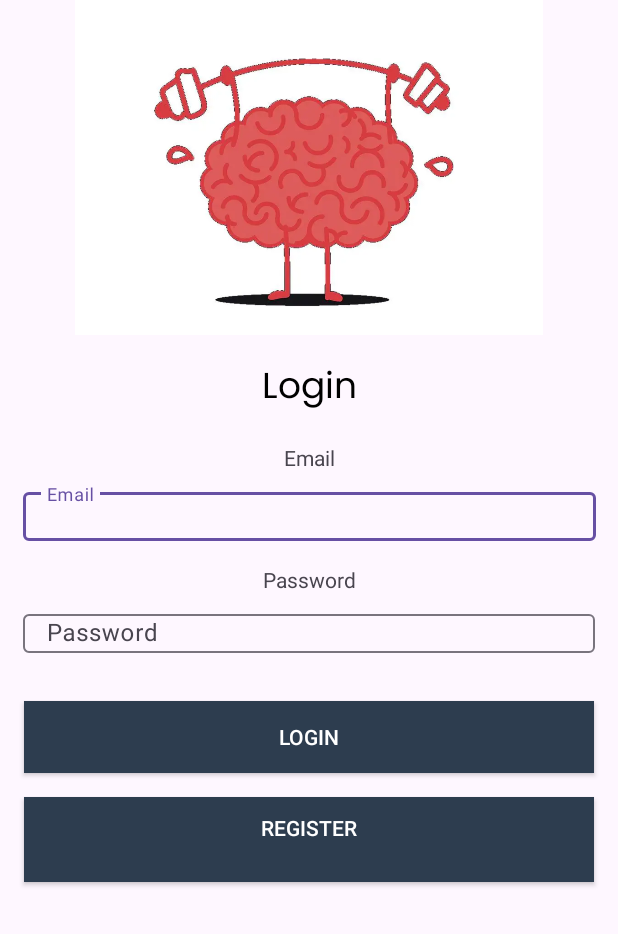
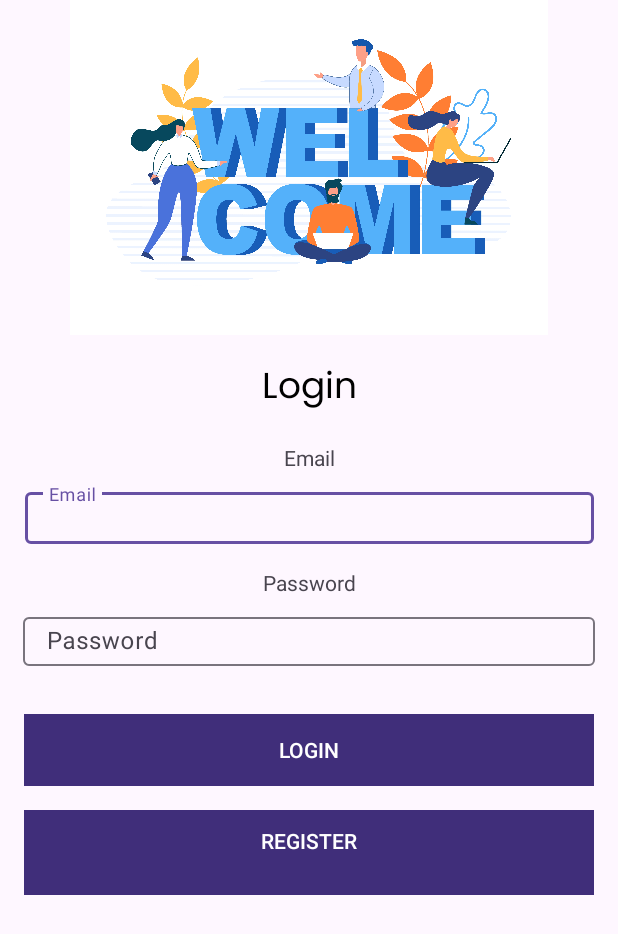
Before and after one commit to ilhamramdanii/SubmissionIntermediate, an Android app: the layout activity_login.xml on its own in the app's theme, with its tools: preview values and no code run, on a phone screen of 412 x 824 dp. Shown: the top 934 px of the screen. Run offline under Robolectric (Android 15) with nearby library versions, the phone set to English and light mode, and no system bars.

Commit message:
commit dua

```diff
--- a/app/src/main/java/com/dicoding/submissionintermediate/ui/custom/CustomButton.kt
+++ b/app/src/main/java/com/dicoding/submissionintermediate/ui/custom/CustomButton.kt
@@ -22,7 +22,7 @@ class CustomButton : Button {
     }
 
     private fun init() {
-        setBackgroundColor(ContextCompat.getColor(context, R.color.navy))
+        setBackgroundColor(ContextCompat.getColor(context, R.color.purple))
         setTextColor(ContextCompat.getColor(context, R.color.white))
         setPadding(16, 16, 16, 16)
     }
--- a/app/src/main/res/layout/activity_detail_story.xml
+++ b/app/src/main/res/layout/activity_detail_story.xml
@@ -33,7 +33,7 @@
             android:transitionName="judul"
             android:layout_width="wrap_content"
             android:layout_height="wrap_content"
-            android:text="Judul"
+            android:text="Title"
             android:textSize="20sp"
             android:textStyle="bold"
             android:layout_marginBottom="8dp"/>
@@ -43,7 +43,7 @@
             android:transitionName="description"
             android:layout_width="wrap_content"
             android:layout_height="wrap_content"
-            android:text="Deskripsi"
+            android:text="Description"
             android:layout_marginBottom="8dp" />
     </LinearLayout>
 
--- a/app/src/main/res/layout/activity_login.xml
+++ b/app/src/main/res/layout/activity_login.xml
@@ -44,8 +44,8 @@
 
     <com.google.android.material.textfield.TextInputLayout
         android:id="@+id/emailEditTextLayout"
-        android:layout_width="382dp"
-        android:layout_height="38dp"
+        android:layout_width="379dp"
+        android:layout_height="40dp"
         android:layout_marginStart="16dp"
         android:layout_marginTop="8dp"
         android:layout_marginEnd="16dp"
@@ -58,8 +58,7 @@
             android:layout_width="match_parent"
             android:layout_height="wrap_content"
             android:hint="@string/email"
-            android:inputType="textEmailAddress"
-            tools:ignore="MissingClass" />
+            android:inputType="textEmailAddress" />
 
     </com.google.android.material.textfield.TextInputLayout>
 
@@ -76,7 +75,7 @@
     <com.google.android.material.textfield.TextInputLayout
         android:id="@+id/passwordEditTextLayout"
         android:layout_width="381dp"
-        android:layout_height="31dp"
+        android:layout_height="38dp"
         android:layout_marginStart="16dp"
         android:layout_marginTop="8dp"
         android:layout_marginEnd="16dp"
@@ -89,8 +88,7 @@
             android:layout_width="match_parent"
             android:layout_height="wrap_content"
             android:hint="@string/password"
-            android:inputType="textPassword"
-            tools:ignore="MissingClass" />
+            android:inputType="textPassword" />
 
     </com.google.android.material.textfield.TextInputLayout>
 
@@ -101,23 +99,25 @@
         android:layout_marginTop="32dp"
         android:layout_marginStart="16dp"
         android:layout_marginEnd="16dp"
+        android:textColor="@color/white"
+        android:backgroundTint="@color/purple"
         android:text="@string/login"
         app:layout_constraintTop_toBottomOf="@+id/passwordEditTextLayout"
         app:layout_constraintStart_toStartOf="parent"
-        app:layout_constraintEnd_toEndOf="parent"
-        tools:ignore="MissingClass" />
+        app:layout_constraintEnd_toEndOf="parent" />
 
     <com.dicoding.submissionintermediate.ui.custom.CustomButton
-        android:id="@+id/registerButton"
+        android:id="@+id/signupButton"
         android:layout_width="0dp"
         android:layout_height="wrap_content"
         android:layout_marginTop="16dp"
         android:layout_marginStart="16dp"
         android:layout_marginEnd="16dp"
+        android:textColor="@color/white"
+        android:backgroundTint="@color/purple"
         android:text="@string/signup"
         app:layout_constraintTop_toBottomOf="@+id/loginButton"
         app:layout_constraintStart_toStartOf="parent"
-        app:layout_constraintEnd_toEndOf="parent"
-        tools:ignore="MissingClass" />
+        app:layout_constraintEnd_toEndOf="parent" />
 
 </androidx.constraintlayout.widget.ConstraintLayout>
--- a/app/src/main/res/layout/activity_main.xml
+++ b/app/src/main/res/layout/activity_main.xml
@@ -24,7 +24,7 @@
         android:layout_gravity="bottom|end"
         android:layout_marginEnd="24dp"
         android:layout_marginBottom="32dp"
-        android:backgroundTint="@color/red"
+        android:backgroundTint="@color/cyan"
         android:tintMode="@android:color/white"
         app:layout_constraintBottom_toBottomOf="parent"
         app:layout_constraintEnd_toEndOf="parent"
--- a/app/src/main/res/layout/activity_upload.xml
+++ b/app/src/main/res/layout/activity_upload.xml
@@ -43,7 +43,7 @@
                     android:layout_height="wrap_content"
                     android:layout_weight="1"
                     android:layout_marginEnd="8dp"
-                    android:backgroundTint="@color/navy"
+                    android:backgroundTint="@color/purple"
                     android:text="Camera" />
 
                 <Button
@@ -52,7 +52,7 @@
                     android:layout_height="wrap_content"
                     android:layout_weight="1"
                     android:layout_marginStart="8dp"
-                    android:backgroundTint="@color/navy"
+                    android:backgroundTint="@color/purple"
                     android:text="Gallery" />
             </LinearLayout>
 
@@ -77,7 +77,7 @@
         android:layout_height="wrap_content"
         android:layout_margin="16dp"
         android:text="Upload"
-        android:backgroundTint="@color/navy"
+        android:backgroundTint="@color/purple"
         app:layout_constraintBottom_toBottomOf="parent"
         app:layout_constraintEnd_toEndOf="parent"
         app:layout_constraintStart_toStartOf="parent" />
--- a/app/src/main/res/values/colors.xml
+++ b/app/src/main/res/values/colors.xml
@@ -2,7 +2,7 @@
 <resources>
     <color name="black">#FF000000</color>
     <color name="white">#FFFFFFFF</color>
-    <color name="red">#FFF1444F</color>
+    <color name="cyan">#3DC2EC</color>
     <color name="gray">#808080</color>
-    <color name="navy">#2D3D4F</color>
+    <color name="purple">#402E7A</color>
 </resources>
```
Also changed, not shown: app/src/main/res/layout/activity_register.xml (+51 -57 lines), app/src/main/res/drawable/image_auth.webp.
